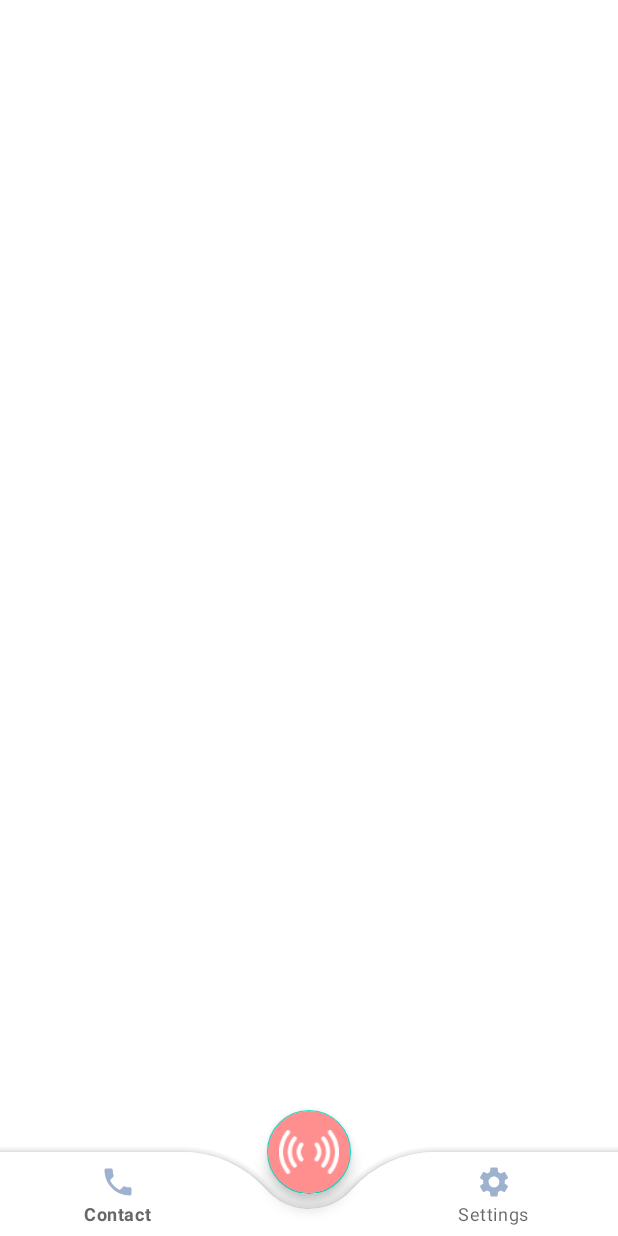
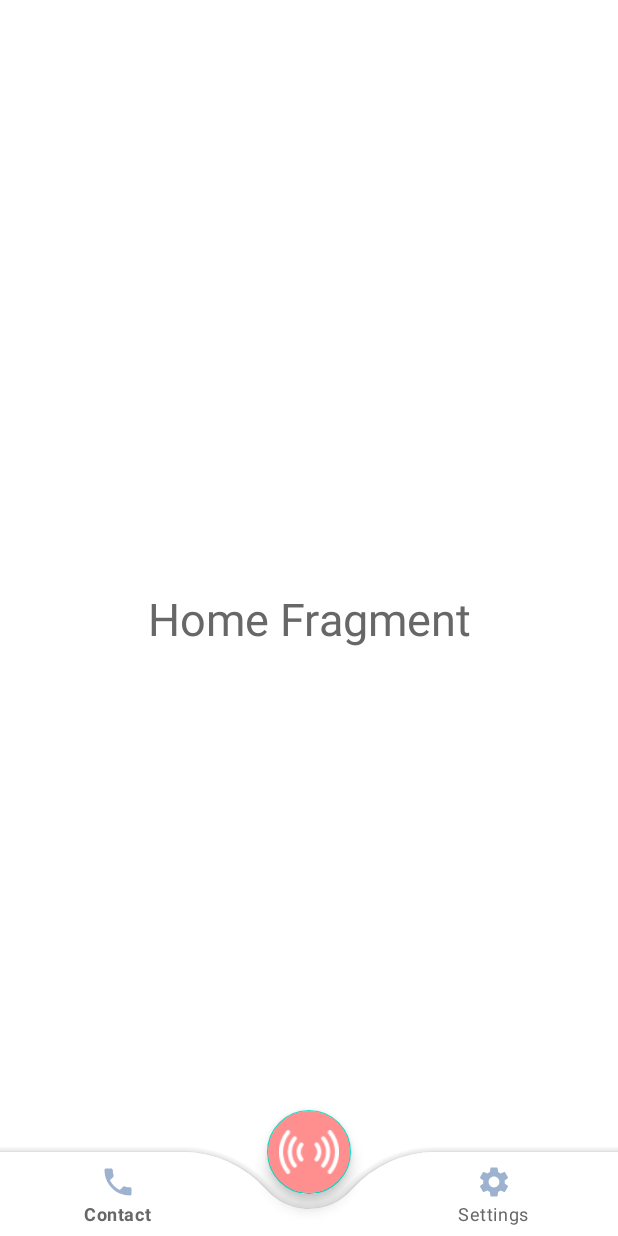
Before and after one commit to ValenciusR/HerAlert, an Android app: the screen it shows after launch (HomePage), on a phone screen of 412 x 824 dp. Run offline under Robolectric (Android 15) with nearby library versions, the phone set to English and light mode, and no system bars.

Commit message:
Added fragments and on click listeners

```diff
--- /dev/null
+++ b/app/src/main/java/com/example/heralert/HomeFragment.java
@@ -0,0 +1,19 @@
+package com.example.heralert;
+
+import android.os.Bundle;
+
+import androidx.fragment.app.Fragment;
+
+import android.view.LayoutInflater;
+import android.view.View;
+import android.view.ViewGroup;
+
+public class HomeFragment extends Fragment {
+
+    @Override
+    public View onCreateView(LayoutInflater inflater, ViewGroup container,
+                             Bundle savedInstanceState) {
+        // Inflate the layout for this fragment
+        return inflater.inflate(R.layout.fragment_home, container, false);
+    }
+}
--- a/app/src/main/java/com/example/heralert/HomePage.java
+++ b/app/src/main/java/com/example/heralert/HomePage.java
@@ -1,14 +1,54 @@
 package com.example.heralert;
 
 import androidx.appcompat.app.AppCompatActivity;
+import androidx.fragment.app.Fragment;
+import androidx.fragment.app.FragmentManager;
+import androidx.fragment.app.FragmentTransaction;
 
 import android.os.Bundle;
+import android.util.Log;
+import android.view.View;
+
+import com.example.heralert.databinding.ActivityHomePageBinding;
+import com.example.heralert.databinding.ActivityMainBinding;
 
 public class HomePage extends AppCompatActivity {
 
+    ActivityHomePageBinding binding;
     @Override
     protected void onCreate(Bundle savedInstanceState) {
         super.onCreate(savedInstanceState);
-        setContentView(R.layout.activity_home_page);
+        binding = ActivityHomePageBinding.inflate(getLayoutInflater());
+        setContentView(binding.getRoot());
+
+        replaceFragment(new HomeFragment());
+        binding.bottomNavigationView.setOnItemSelectedListener(item-> {
+
+            switch (item.getItemId()){
+                case R.id.contact:
+                    replaceFragment(new ContactsFragment());
+                    break;
+
+                case R.id.settings:
+                    replaceFragment(new SettingsFragment());
+                    break;
+
+            }
+            return true;
+        });
+
+        binding.floatButton.setOnClickListener(new View.OnClickListener() {
+            @Override
+            public void onClick(View view) {
+                replaceFragment(new HomeFragment());
+            }
+        });
+    }
+
+    private void replaceFragment(Fragment fragment){
+        FragmentManager fragmentManager = getSupportFragmentManager();
+        FragmentTransaction fragmentTransaction = fragmentManager.beginTransaction();
+        fragmentTransaction.replace(R.id.frame_layout, fragment);
+        fragmentTransaction.commit();
     }
 }
--- a/app/src/main/res/layout/activity_home_page.xml
+++ b/app/src/main/res/layout/activity_home_page.xml
@@ -30,20 +30,22 @@
             android:layout_height="wrap_content"
             android:layout_marginEnd="20dp"
             android:background="@android:color/transparent"
+            app:elevation="0dp"
+            app:itemIconTint="#9DB2CE"
             app:labelVisibilityMode="labeled"
-            app:menu="@menu/bottom_menu"
-            app:itemIconTint="#9DB2CE"
-            app:elevation="0dp"/>
+            app:itemTextColor="@color/black"
+            app:menu="@menu/bottom_menu" />
 
     </com.google.android.material.bottomappbar.BottomAppBar>
 
     <com.google.android.material.floatingactionbutton.FloatingActionButton
+        android:id="@+id/floatButton"
         android:layout_width="wrap_content"
         android:layout_height="wrap_content"
         android:backgroundTint="#FF8F8F"
         android:src="@drawable/float_button_icon"
         app:layout_anchor="@id/bottomAppBar"
         app:maxImageSize="40dp"
-        app:tint="@color/white"/>
+        app:tint="@color/white" />
 
 </androidx.coordinatorlayout.widget.CoordinatorLayout>
--- /dev/null
+++ b/app/src/main/res/layout/fragment_home.xml
@@ -0,0 +1,22 @@
+<?xml version="1.0" encoding="utf-8"?>
+<androidx.constraintlayout.widget.ConstraintLayout
+    xmlns:android="http://schemas.android.com/apk/res/android"
+    xmlns:app="http://schemas.android.com/apk/res-auto"
+    xmlns:tools="http://schemas.android.com/tools"
+    android:layout_width="match_parent"
+    android:layout_height="match_parent"
+    tools:context=".HomeFragment">
+
+    <TextView
+        android:id="@+id/tvHomeFragment"
+        android:layout_width="wrap_content"
+        android:layout_height="wrap_content"
+        android:text="Home Fragment"
+        android:textColor="@color/black"
+        android:textSize="30dp"
+        app:layout_constraintBottom_toBottomOf="parent"
+        app:layout_constraintEnd_toEndOf="parent"
+        app:layout_constraintStart_toStartOf="parent"
+        app:layout_constraintTop_toTopOf="parent" />
+
+</androidx.constraintlayout.widget.ConstraintLayout>
--- a/app/src/main/res/values-night/themes.xml
+++ b/app/src/main/res/values-night/themes.xml
@@ -2,8 +2,8 @@
     <!-- Base application theme. -->
     <style name="Theme.HerAlert" parent="Theme.MaterialComponents.Light.NoActionBar">
         <!-- Primary brand color. -->
-        <item name="colorPrimary">@color/black</item>
-        <item name="colorPrimaryVariant">@color/black</item>
+        <item name="colorPrimary">@color/purple_200</item>
+        <item name="colorPrimaryVariant">@color/purple_700</item>
         <item name="colorOnPrimary">@color/black</item>
         <!-- Secondary brand color. -->
         <item name="colorSecondary">@color/teal_200</item>
--- a/app/src/main/res/values/strings.xml
+++ b/app/src/main/res/values/strings.xml
@@ -1,3 +1,5 @@
 <resources>
     <string name="app_name">HerAlert</string>
+    <!-- TODO: Remove or change this placeholder text -->
+    <string name="hello_blank_fragment">Hello blank fragment</string>
 </resources>
--- a/app/src/main/res/values/themes.xml
+++ b/app/src/main/res/values/themes.xml
@@ -2,9 +2,9 @@
     <!-- Base application theme. -->
     <style name="Theme.HerAlert" parent="Theme.MaterialComponents.Light.NoActionBar">
         <!-- Primary brand color. -->
-        <item name="colorPrimary">@color/black</item>
-        <item name="colorPrimaryVariant">@color/black</item>
-        <item name="colorOnPrimary">@color/black</item>
+        <item name="colorPrimary">@color/purple_500</item>
+        <item name="colorPrimaryVariant">@color/purple_700</item>
+        <item name="colorOnPrimary">@color/white</item>
         <!-- Secondary brand color. -->
         <item name="colorSecondary">@color/teal_200</item>
         <item name="colorSecondaryVariant">@color/teal_700</item>
```
Also changed, not shown: app/src/main/java/com/example/heralert/ContactsFragment.java (added, +19 -0 lines), app/src/main/java/com/example/heralert/MessageFragment.java (added, +19 -0 lines), app/src/main/java/com/example/heralert/ProfileFragment.java (added, +19 -0 lines), app/src/main/java/com/example/heralert/SettingsFragment.java (added, +19 -0 lines), app/src/main/res/layout/fragment_contacts.xml (added, +14 -0 lines), app/src/main/res/layout/fragment_message.xml (added, +14 -0 lines), app/src/main/res/layout/fragment_profile.xml (added, +14 -0 lines), app/src/main/res/layout/fragment_settings.xml (added, +14 -0 lines).
